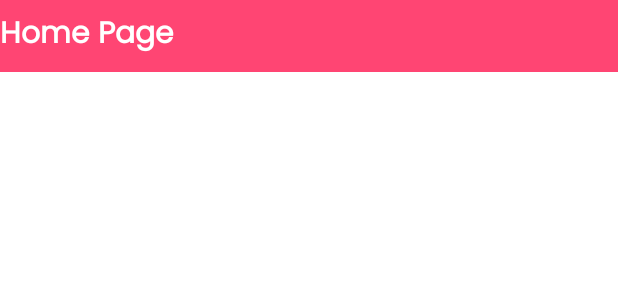
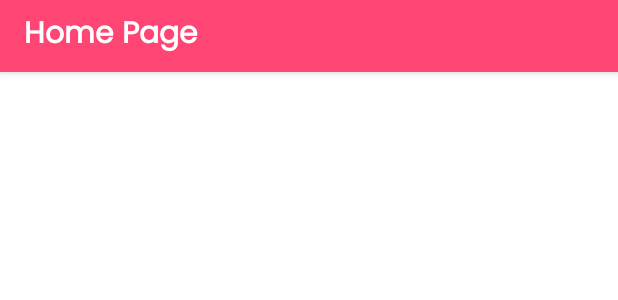
Before and after one commit to GSG-Training/BirdBreeder, an Android app: the layout tool_bar.xml on its own in the app's theme, with its tools: preview values and no code run, on a phone screen of 412 x 824 dp. Shown: the top 300 px of the screen. Run offline under Robolectric (Android 15) with nearby library versions, the phone set to English and light mode, and no system bars.

Commit message:
BottomView

```diff
--- a/app/src/main/java/com/example/birdBreeder/View/ui/Birds/MatingProfileFragment.java
+++ b/app/src/main/java/com/example/birdBreeder/View/ui/Birds/MatingProfileFragment.java
@@ -21,7 +21,6 @@ import com.example.birdBreeder.R.array;
 import com.example.birdBreeder.View.Pickers.DatePickerFragment;
 import com.example.birdBreeder.View.ui.Activites.Helpers.BrowserHelper;
 import com.example.birdBreeder.View.ui.Activites.Helpers.ValuesHelper;
-import com.example.birdBreeder.View.ui.Activites.MainActivity.MainFragment;
 import com.example.birdBreeder.ViewModel.BirdViewModel;
 import com.example.birdBreeder.ViewModel.MatingViewModel;
 import com.example.birdBreeder.databinding.FragmentMatingProfileBinding;
@@ -217,9 +216,7 @@ public class MatingProfileFragment extends Fragment implements DatePickerDialog.
             }else{
                 viewModel.addMating(mating);
             }
-            BrowserHelper.toFragment(requireActivity().getSupportFragmentManager() ,
-                    MainFragment.newInstance(Constants.BIRDS_ITEM),
-                    TAG);
+            startActivity(BrowserHelper.toMainActivity(requireContext() , Constants.BIRDS_ITEM));
         });
 
 
--- a/app/src/main/res/layout/tool_bar.xml
+++ b/app/src/main/res/layout/tool_bar.xml
@@ -1,26 +1,29 @@
 <?xml version="1.0" encoding="utf-8"?>
-<androidx.constraintlayout.widget.ConstraintLayout xmlns:android="http://schemas.android.com/apk/res/android"
+<com.google.android.material.appbar.AppBarLayout
+    android:layout_width="match_parent"
+    android:layout_height="wrap_content"
+    xmlns:android="http://schemas.android.com/apk/res/android"
     xmlns:app="http://schemas.android.com/apk/res-auto"
-    xmlns:tools="http://schemas.android.com/tools"
-    android:layout_width="match_parent"
-    android:layout_height="@dimen/forty_eight"
-    android:background="@color/main_color">
-
-
-    <TextView
-        android:id="@+id/page_title"
+    xmlns:tools="http://schemas.android.com/tools">
+    <com.google.android.material.appbar.CollapsingToolbarLayout
+        android:layout_width="match_parent"
+        android:layout_height="wrap_content">
+      <LinearLayout
+android:layout_width="match_parent"
+android:layout_height="@dimen/forty_eight"
+android:background="@color/main_color"
+          android:orientation="horizontal">
+<TextView
+        android:id="@+id/title"
         style="@style/Theme.BirdBreeder.ToolBarText"
-        android:layout_width="0dp"
-        android:layout_height="0dp"
+        android:layout_width="match_parent"
+        android:layout_height="match_parent"
         android:focusable="true"
         android:focusableInTouchMode="true"
         android:gravity="center_vertical"
         android:text="@string/home"
-        app:layout_constraintBottom_toBottomOf="parent"
-        app:layout_constraintEnd_toEndOf="parent"
-        app:layout_constraintHorizontal_bias="0.5"
-        app:layout_constraintStart_toStartOf="parent"
-        app:layout_constraintTop_toTopOf="parent" />
+    android:layout_marginStart="@dimen/sixteen"
+     />
 
 <!--    <ImageView-->
 <!--        android:id="@+id/search_tool"-->
@@ -32,4 +35,6 @@
 <!--        app:layout_constraintEnd_toEndOf="parent"-->
 <!--        app:layout_constraintTop_toTopOf="parent" />-->
 
-</androidx.constraintlayout.widget.ConstraintLayout>
+</LinearLayout>
+    </com.google.android.material.appbar.CollapsingToolbarLayout>
+</com.google.android.material.appbar.AppBarLayout>
--- a/app/src/main/res/menu/bottom_menu.xml
+++ b/app/src/main/res/menu/bottom_menu.xml
@@ -5,18 +5,22 @@
     <item
         android:id="@+id/home_navigation"
         android:icon="@drawable/ic_baseline_home_24"
+        android:enabled="true"
         android:title="@string/home_fragment_title"/>
     <item
         android:id="@+id/notification_navigation"
         android:icon="@drawable/ic_baseline_notifications_active_24"
+        android:enabled="true"
         android:title="@string/notification_fragment_title"/>
     <item
         android:id="@+id/profile_navigation"
         android:icon="@drawable/ic_baseline_person_24"
+        android:enabled="true"
         android:title="@string/profile_fragment_title"/>
     <item
         android:id="@+id/birds_navigation"
         android:icon="@drawable/ic__bird"
+        android:enabled="true"
         android:title="@string/bird_fragment_title"/>
 
 
--- a/app/src/main/res/menu/main_menu.xml
+++ b/app/src/main/res/menu/main_menu.xml
@@ -3,7 +3,7 @@
     xmlns:app="http://schemas.android.com/apk/res-auto">
 
     <item
-        app:showAsAction="ifRoom"
+        app:showAsAction="always"
         android:icon="@drawable/ic_baseline_search_24"
         android:title="@string/search" />
     <item
--- a/app/src/main/res/values/themes.xml
+++ b/app/src/main/res/values/themes.xml
@@ -19,6 +19,7 @@
         <item name="buttonStyle">@style/Theme.BirdBreeder.Button</item>
         <item name="materialButtonStyle">@style/Theme.BirdBreeder.Button</item>
         <item name="background">@drawable/splash_background</item>
+<!--        <item name="actionBarStyle">@style/Theme.BirdBreeder.ActionBar</item>-->
 
     </style>
 
@@ -94,4 +95,11 @@
         <item name="android:dropDownWidth">match_parent</item>
         <item name="android:spinnerMode">dropdown</item>
     </style>
+
+    <style name="Theme.BirdBreeder.ActionBar" parent="Theme.MaterialComponents.DayNight.DarkActionBar.Bridge">
+        <item name="backgroundColor">@color/main_color</item>
+        <item name="background">@color/main_color</item>
+        <item name="android:textViewStyle">@style/Theme.BirdBreeder.ToolBarText</item>
+
+    </style>
 </resources>
```
Also changed, not shown: app/src/main/java/com/example/birdBreeder/View/ui/Activites/Helpers/BrowserHelper.java (+9 -30 lines), app/src/main/java/com/example/birdBreeder/View/ui/Activites/MainActivity/MainActivity.java (+82 -5 lines), app/src/main/java/com/example/birdBreeder/View/ui/Activites/MainActivity/MainFragment.java (deleted, +0 -127 lines), app/src/main/res/layout/activity_main.xml (+17 -5 lines), app/src/main/res/layout/fragment_main.xml (deleted, +0 -29 lines).
